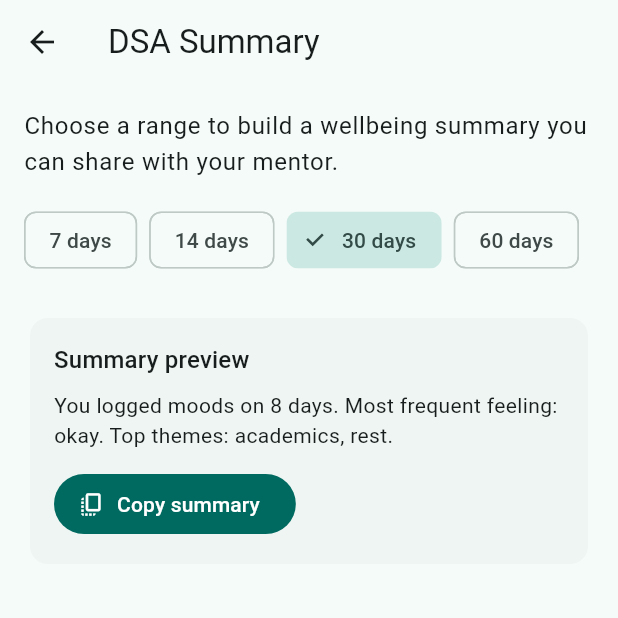
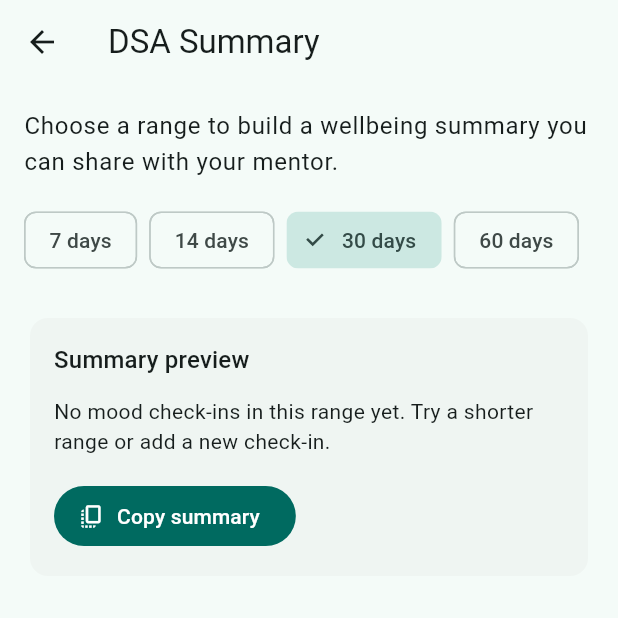
Before and after one commit to Brian-C69/calm_campus, a Flutter app: the DsaSummaryPage screen opened by its route, on a phone screen of 412 x 824 dp, the top half of it. Run offline on Flutter 3.47's test engine with Material 3 defaults, Android fonts, the light colour scheme and no system bars; our stand-ins replace equatable, firebase_core, firebase_messaging, flutter_local_notifications, flutter_map, geolocator and 8 more; accounts and stored records are empty.

Commit message:
added dsa summary

```diff
--- a/assets/lang/en.json
+++ b/assets/lang/en.json
@@ -316,6 +316,11 @@
   "dsa.preview.title": "Summary preview",
   "dsa.preview.body": "You logged moods on 8 days. Most frequent feeling: okay. Top themes: academics, rest.",
   "dsa.copy": "Copy summary",
+  "dsa.copied": "Summary copied to clipboard.",
+  "dsa.summary.template": "Over the last {days} days, you logged moods on {loggedDays} days. Most frequent feeling: {mood}. Themes you picked most: {themes}.",
+  "dsa.summary.empty": "No mood check-ins in this range yet. Try a shorter range or add a new check-in.",
+  "dsa.summary.mood.unknown": "Mood not logged yet",
+  "dsa.summary.theme.unknown": "Theme not logged yet",
   "challenges.title": "Common Challenges",
   "challenges.intro.title": "You are not facing these alone.",
   "challenges.intro.desc": "Each section links to tools already in CalmCampus so you can act quickly.",
--- a/assets/lang/ms.json
+++ b/assets/lang/ms.json
@@ -312,6 +312,12 @@
   "dsa.preview.title": "Pratonton ringkasan",
   "dsa.preview.body": "Anda log mood pada 8 hari. Perasaan paling kerap: okay. Tema utama: akademik, rehat.",
   "dsa.copy": "Salin ringkasan",
+  "dsa.copied": "Ringkasan disalin.",
+  "dsa.summary.template": "Dalam {days} hari terakhir, anda catat mood pada {loggedDays} hari. Perasaan paling kerap: {mood}. Tema paling banyak dipilih: {themes}.",
+  "dsa.summary.empty": "Belum ada catatan mood untuk julat ini. Cuba julat lebih pendek atau buat semakan baharu.",
+  "dsa.summary.mood.unknown": "Belum ada mood dicatat",
+  "dsa.summary.theme.unknown": "Belum ada tema dicatat",
+  "dsa.summary": "Ringkasan",
   "challenges.title": "Cabaran biasa",
   "challenges.intro.title": "Anda tidak hadapi ini seorang diri.",
   "challenges.intro.desc": "Setiap bahagian paut ke alat dalam CalmCampus supaya anda boleh bertindak cepat.",
--- a/assets/lang/zh.json
+++ b/assets/lang/zh.json
@@ -257,7 +257,12 @@
   "breathing.done": "做得好，注意你的肩膀是否更放松了。",
   "dsa.title": "DSA 摘要",
   "dsa.range": "选择时间范围",
+  "dsa.range.days": "{days} 天",
   "dsa.summary": "摘要",
+  "dsa.summary.template": "过去 {days} 天里，你在 {loggedDays} 天记录了心情。最常见的感受：{mood}。常选的主题：{themes}。",
+  "dsa.summary.empty": "这个时间段还没有心情记录，可以尝试缩短范围或先完成一次签到。",
+  "dsa.summary.mood.unknown": "暂无感受记录",
+  "dsa.summary.theme.unknown": "暂无主题记录",
   "dsa.copy": "复制摘要",
   "dsa.copied": "已复制到剪贴板。",
   "common.title": "常见挑战",
--- a/lib/pages/chat_page.dart
+++ b/lib/pages/chat_page.dart
@@ -529,7 +529,7 @@ class _ChatPageState extends State<ChatPage> {
     return {
       'name': c.name,
       'relationship': c.relationship,
-      'contactType': c.contactType,
+      'contactType': c.contactType.name,
     };
   }
 
--- a/lib/pages/dsa_summary_page.dart
+++ b/lib/pages/dsa_summary_page.dart
@@ -1,31 +1,80 @@
 import 'package:flutter/material.dart';
+import 'package:flutter/services.dart';
 
 import '../l10n/app_localizations.dart';
+import '../services/dsa_summary_service.dart';
 
-class DsaSummaryPage extends StatelessWidget {
+class DsaSummaryPage extends StatefulWidget {
   const DsaSummaryPage({super.key});
 
   @override
+  State<DsaSummaryPage> createState() => _DsaSummaryPageState();
+}
+
+class _DsaSummaryPageState extends State<DsaSummaryPage> {
+  final DsaSummaryService _summaryService = DsaSummaryService();
+  final List<int> _timeRanges = [7, 14, 30, 60];
+
+  int _selectedDays = 30;
+  bool _isLoading = true;
+  String? _summary;
+
+  @override
+  void initState() {
+    super.initState();
+    _loadSummary(_selectedDays);
+  }
+
+  Future<void> _loadSummary(int days) async {
+    setState(() {
+      _selectedDays = days;
+      _isLoading = true;
+    });
+
+    final AppLocalizations strings = AppLocalizations.of(context);
+    final entries = await _summaryService.getMoodEntriesForLastDays(days);
+    final stats = _summaryService.calculateMoodStats(entries);
+    final String summary =
+        _summaryService.buildDsaSummaryText(stats, days, strings);
+
+    if (!mounted) return;
+    setState(() {
+      _summary = summary;
+      _isLoading = false;
+    });
+  }
+
+  Future<void> _copySummary(AppLocalizations strings) async {
+    if (_summary == null || _summary!.isEmpty) return;
+    await Clipboard.setData(ClipboardData(text: _summary!));
+    if (!mounted) return;
+    ScaffoldMessenger.of(context).showSnackBar(
+      SnackBar(content: Text(strings.t('dsa.copied'))),
+    );
+  }
+
+  @override
   Widget build(BuildContext context) {
-    final timeRanges = [7, 14, 30, 60];
     final strings = AppLocalizations.of(context);
+    final theme = Theme.of(context);
 
     return Scaffold(
       appBar: AppBar(title: Text(strings.t('dsa.title'))),
-      body: Padding(
+      body: RefreshIndicator(
+        onRefresh: () => _loadSummary(_selectedDays),
+        child: ListView(
           padding: const EdgeInsets.all(16),
-        child: Column(
-          crossAxisAlignment: CrossAxisAlignment.start,
+          physics: const AlwaysScrollableScrollPhysics(),
           children: [
             Text(
               strings.t('dsa.prompt'),
-              style: Theme.of(context).textTheme.bodyLarge,
+              style: theme.textTheme.bodyLarge,
             ),
             const SizedBox(height: 16),
             Wrap(
               spacing: 8,
-              children:
-                  timeRanges
+              runSpacing: 8,
+              children: _timeRanges
                   .map(
                     (days) => FilterChip(
                       label: Text(
@@ -33,8 +82,8 @@ class DsaSummaryPage extends StatelessWidget {
                             .t('dsa.range.days')
                             .replaceFirst('{days}', '$days'),
                       ),
-                          selected: days == 30,
-                          onSelected: (_) {},
+                      selected: days == _selectedDays,
+                      onSelected: (_) => _loadSummary(days),
                     ),
                   )
                   .toList(),
@@ -47,15 +96,35 @@ class DsaSummaryPage extends StatelessWidget {
                 child: Column(
                   crossAxisAlignment: CrossAxisAlignment.start,
                   children: [
-                    Text(
+                    Row(
+                      children: [
+                        Expanded(
+                          child: Text(
                             strings.t('dsa.preview.title'),
-                      style: Theme.of(context).textTheme.titleMedium,
+                            style: theme.textTheme.titleMedium,
                           ),
-                    const SizedBox(height: 8),
-                    Text(strings.t('dsa.preview.body')),
+                        ),
+                        if (_isLoading)
+                          const SizedBox(
+                            width: 20,
+                            height: 20,
+                            child: CircularProgressIndicator(strokeWidth: 2),
+                          ),
+                      ],
+                    ),
                     const SizedBox(height: 12),
+                    AnimatedSwitcher(
+                      duration: const Duration(milliseconds: 200),
+                      child: Text(
+                        _summary ?? strings.t('dsa.summary.empty'),
+                        key: ValueKey(_summary),
+                        style: theme.textTheme.bodyMedium,
+                      ),
+                    ),
+                    const SizedBox(height: 16),
                     FilledButton.icon(
-                      onPressed: () {},
+                      onPressed:
+                          _summary == null || _summary!.isEmpty ? null : () => _copySummary(strings),
                       icon: const Icon(Icons.copy_all),
                       label: Text(strings.t('dsa.copy')),
                     ),
--- /dev/null
+++ b/lib/services/dsa_summary_service.dart
@@ -0,0 +1,111 @@
+import '../l10n/app_localizations.dart';
+import '../models/mood_entry.dart';
+import '../utils/mood_labels.dart';
+
+import 'db_service.dart';
+
+class MoodStats {
+  const MoodStats({
+    required this.totalLoggedDays,
+    required this.moodCounts,
+    required this.themeCounts,
+    required this.totalEntries,
+  });
+
+  final int totalLoggedDays;
+  final Map<MoodLevel, int> moodCounts;
+  final Map<MoodThemeTag, int> themeCounts;
+  final int totalEntries;
+}
+
+class DsaSummaryService {
+  DsaSummaryService({DbService? db}) : _db = db ?? DbService.instance;
+
+  final DbService _db;
+
+  Future<List<MoodEntry>> getMoodEntriesForLastDays(int days) async {
+    return _db.getMoodEntriesForLastDays(days);
+  }
+
+  MoodStats calculateMoodStats(List<MoodEntry> entries) {
+    final Map<MoodLevel, int> moodCounts = {};
+    final Map<MoodThemeTag, int> themeCounts = {};
+    final Set<String> uniqueDays = {};
+
+    for (final MoodEntry entry in entries) {
+      final DateTime local = entry.dateTime.toLocal();
+      final DateTime dayOnly = DateTime(local.year, local.month, local.day);
+      uniqueDays.add(dayOnly.toIso8601String());
+      moodCounts.update(entry.overallMood, (count) => count + 1, ifAbsent: () => 1);
+      themeCounts.update(entry.mainThemeTag, (count) => count + 1, ifAbsent: () => 1);
+    }
+
+    return MoodStats(
+      totalLoggedDays: uniqueDays.length,
+      moodCounts: moodCounts,
+      themeCounts: themeCounts,
+      totalEntries: entries.length,
+    );
+  }
+
+  String buildDsaSummaryText(MoodStats stats, int days, AppLocalizations strings) {
+    if (stats.totalEntries == 0) {
+      return strings.t('dsa.summary.empty');
+    }
+
+    final String topMood = _topMoodLabel(stats.moodCounts, strings);
+    final String topThemes = _topThemesLabel(stats.themeCounts, strings);
+
+    return strings
+        .t('dsa.summary.template')
+        .replaceFirst('{days}', days.toString())
+        .replaceFirst('{loggedDays}', stats.totalLoggedDays.toString())
+        .replaceFirst('{mood}', topMood)
+        .replaceFirst('{themes}', topThemes);
+  }
+
+  String _topMoodLabel(Map<MoodLevel, int> counts, AppLocalizations strings) {
+    final List<MoodLevel> ordered =
+        _orderedByCount(counts).map((entry) => entry.key).toList();
+    if (ordered.isEmpty) return strings.t('dsa.summary.mood.unknown');
+
+    final List<String> top = ordered.take(2).map((mood) => moodLabel(mood, strings)).toList();
+    return top.join(', ');
+  }
+
+  String _topThemesLabel(
+      Map<MoodThemeTag, int> counts, AppLocalizations strings) {
+    final List<MoodThemeTag> ordered =
+        _orderedByCount(counts).map((entry) => entry.key).toList();
+    if (ordered.isEmpty) return strings.t('dsa.summary.theme.unknown');
+
+    final List<String> labels =
+        ordered.take(2).map((tag) => _themeLabel(tag, strings)).toList();
+    return labels.join(', ');
+  }
+
+  List<MapEntry<T, int>> _orderedByCount<T>(Map<T, int> counts) {
+    final List<MapEntry<T, int>> entries = counts.entries.toList();
+    entries.sort((a, b) => b.value.compareTo(a.value));
+    return entries;
+  }
+
+  String _themeLabel(MoodThemeTag tag, AppLocalizations strings) {
+    switch (tag) {
+      case MoodThemeTag.stress:
+        return strings.t('mood.theme.stress');
+      case MoodThemeTag.foodBody:
+        return strings.t('mood.theme.foodBody');
+      case MoodThemeTag.social:
+        return strings.t('mood.theme.social');
+      case MoodThemeTag.academics:
+        return strings.t('mood.theme.academics');
+      case MoodThemeTag.rest:
+        return strings.t('mood.theme.rest');
+      case MoodThemeTag.motivation:
+        return strings.t('mood.theme.motivation');
+      case MoodThemeTag.other:
+        return strings.t('mood.theme.other');
+    }
+  }
+}
```
Also changed, not shown: lib/services/db_service.dart (+10 -0 lines), 1 other file. Lines whose indentation alone changed are shown as unchanged.
